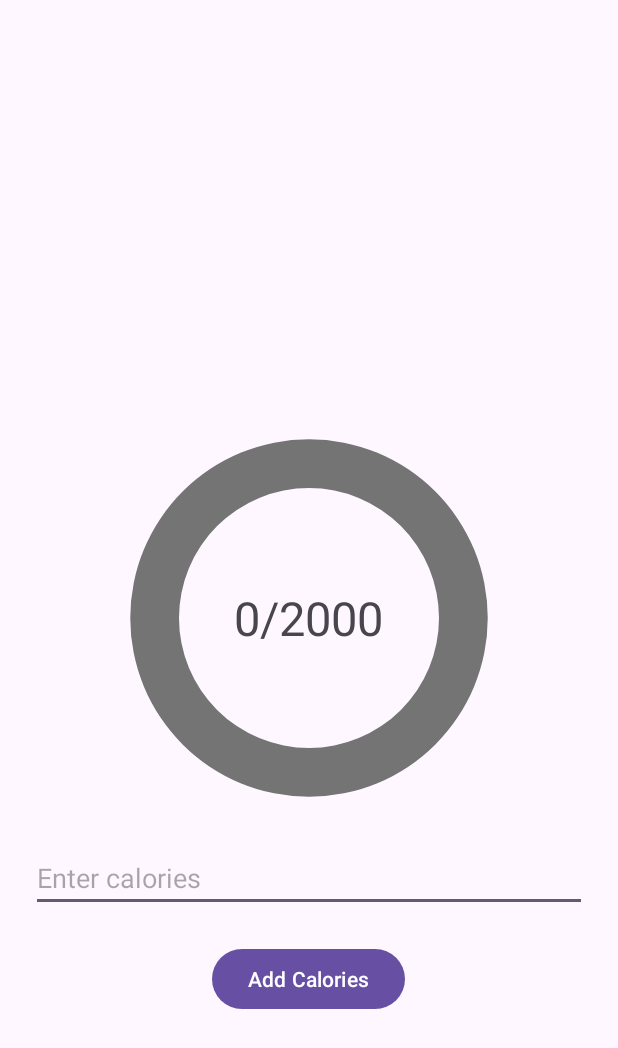
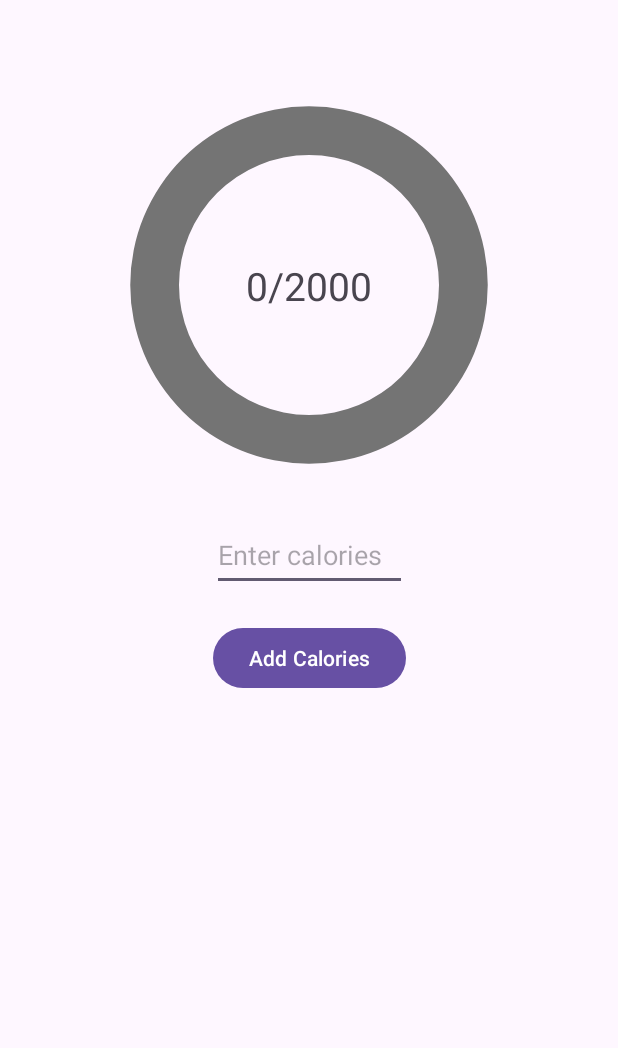
Before and after one commit to Drakon4ik-Coder/FitnessApp, an Android app: the screen it shows after launch (CaloriesActivity), on a phone screen of 412 x 824 dp. Shown: the top 1048 px of the screen. Run offline under Robolectric (Android 15) with nearby library versions, the phone set to English and light mode, and no system bars; our stand-ins replace sdp/ssp sizes.

Commit message:
Managed calories bar in layout and fixed text sizes

```diff
--- a/app/src/main/res/layout/activity_calories.xml
+++ b/app/src/main/res/layout/activity_calories.xml
@@ -1,48 +1,79 @@
 <?xml version="1.0" encoding="utf-8"?>
-<RelativeLayout xmlns:android="http://schemas.android.com/apk/res/android"
+<androidx.constraintlayout.widget.ConstraintLayout xmlns:android="http://schemas.android.com/apk/res/android"
+    xmlns:app="http://schemas.android.com/apk/res-auto"
+    xmlns:tools="http://schemas.android.com/tools"
+    android:id="@+id/relativeLayout"
     android:layout_width="match_parent"
     android:layout_height="match_parent"
     android:padding="@dimen/_16sdp">
 
     <!-- Circular progress bar for calories -->
+
+    <!-- Text representation in the center -->
+    <androidx.constraintlayout.widget.ConstraintLayout
+        android:id="@+id/constraintLayout"
+        android:layout_width="match_parent"
+        android:layout_height="wrap_content"
+        android:layout_marginTop="@dimen/_30sdp"
+        app:layout_constraintEnd_toEndOf="parent"
+        app:layout_constraintHorizontal_bias="0.5"
+        app:layout_constraintStart_toStartOf="parent"
+        app:layout_constraintTop_toTopOf="parent">
+
         <ProgressBar
             android:id="@+id/progressBarCalories"
             style="?android:attr/progressBarStyleHorizontal"
             android:layout_width="@dimen/_200sdp"
             android:layout_height="@dimen/_200sdp"
-        android:layout_centerInParent="true"
             android:indeterminate="false"
             android:max="100"
             android:progress="0"
-        android:progressDrawable="@drawable/circle_progress_drawable" />
+            android:progressDrawable="@drawable/circle_progress_drawable"
+            app:layout_constraintBottom_toBottomOf="parent"
+            app:layout_constraintEnd_toEndOf="parent"
+            app:layout_constraintHorizontal_bias="0.5"
+            app:layout_constraintStart_toStartOf="parent"
+            app:layout_constraintTop_toTopOf="parent"
+            app:layout_constraintVertical_bias="0.5" />
 
-    <!-- Text representation in the center -->
         <TextView
             android:id="@+id/textViewProgressCalories"
             android:layout_width="wrap_content"
             android:layout_height="wrap_content"
-            android:layout_centerInParent="true"
             android:text="0/2000"
-            android:textSize="@dimen/_24sdp" />
+            android:textSize="@dimen/_20sdp"
+            app:layout_constraintBottom_toBottomOf="parent"
+            app:layout_constraintEnd_toEndOf="parent"
+            app:layout_constraintHorizontal_bias="0.5"
+            app:layout_constraintStart_toStartOf="parent"
+            app:layout_constraintTop_toTopOf="parent"
+            app:layout_constraintVertical_bias="0.5" />
+
+    </androidx.constraintlayout.widget.ConstraintLayout>
 
     <!-- Input text for calories -->
-    <EditText
-            android:id="@+id/editTextCalories"
-            android:layout_width="match_parent"
-            android:layout_height="wrap_content"
-            android:layout_below="@id/progressBarCalories"
-            android:layout_marginTop="@dimen/_16sdp"
-            android:hint="Enter calories"
-            android:inputType="number" />
 
     <!-- Button to add calories -->
     <Button
         android:id="@+id/buttonAddCalories"
         android:layout_width="wrap_content"
         android:layout_height="wrap_content"
-            android:layout_below="@id/editTextCalories"
-            android:layout_centerHorizontal="true"
         android:layout_marginTop="@dimen/_16sdp"
-            android:text="Add Calories" />
+        android:text="Add Calories"
+        app:layout_constraintLeft_toLeftOf="parent"
+        app:layout_constraintRight_toRightOf="parent"
+        app:layout_constraintTop_toBottomOf="@id/editTextCalories" />
 
-</RelativeLayout>
+    <EditText
+        android:id="@+id/editTextCalories"
+        android:layout_width="@dimen/_100sdp"
+        android:layout_height="@dimen/_37sdp"
+        android:layout_marginTop="@dimen/_20sdp"
+        android:hint="Enter calories"
+        android:inputType="number"
+        app:layout_constraintEnd_toEndOf="parent"
+        app:layout_constraintHorizontal_bias="0.5"
+        app:layout_constraintStart_toStartOf="parent"
+        app:layout_constraintTop_toBottomOf="@+id/constraintLayout" />
+
+</androidx.constraintlayout.widget.ConstraintLayout>
```
Lines whose indentation alone changed are shown as unchanged.
